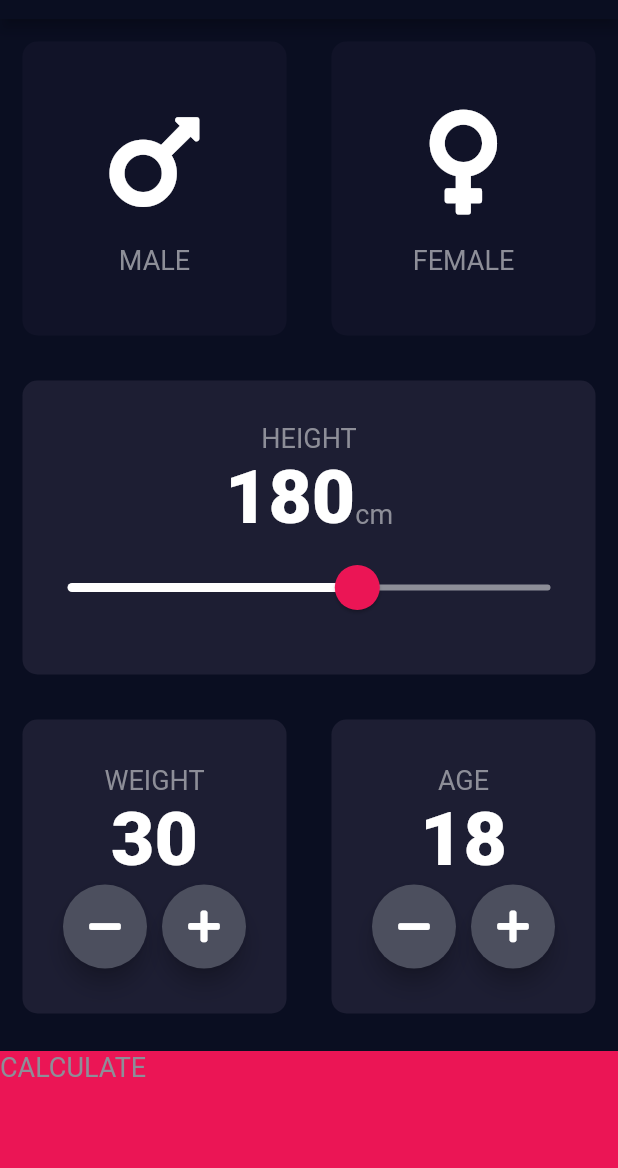
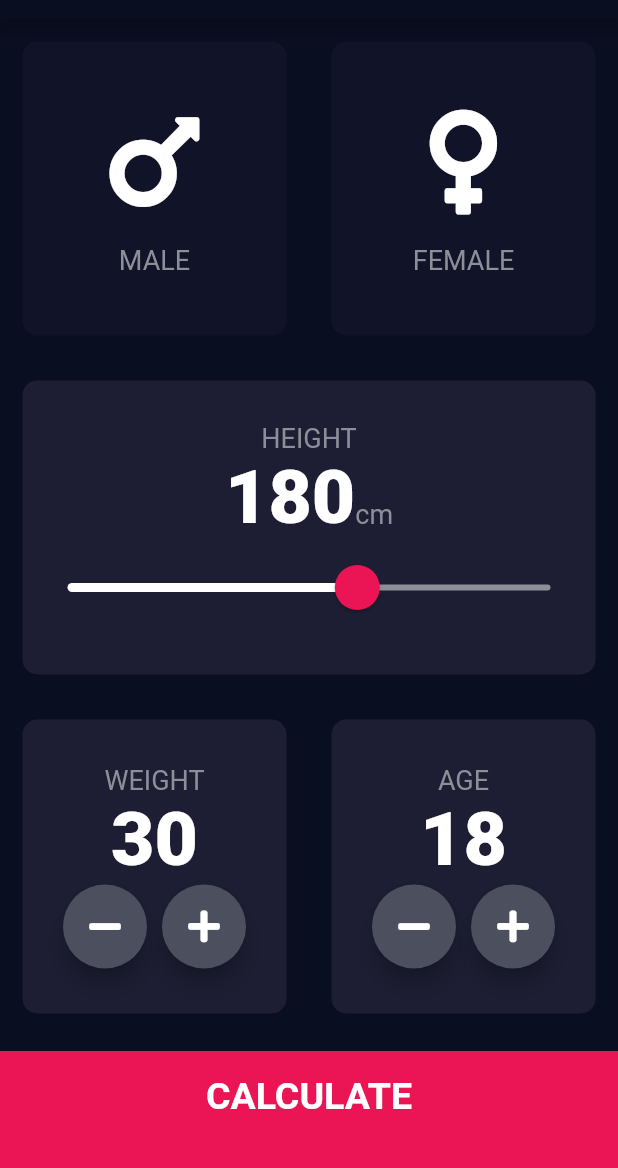
Before and after one commit to MagnificentRimsy/pyramid_pharmacy_app, a Flutter app: the screen it shows after launch, on a phone screen of 412 x 824 dp, the part 65-1233 px from its top. Run offline on Flutter 3.47's test engine with Material 2 defaults, Android fonts, the phone set to English and light mode, and no system bars; our stand-ins replace font_awesome_flutter.

Commit message:
Adding the text style to the calculate button

```diff
--- a/lib/constant.dart
+++ b/lib/constant.dart
@@ -14,3 +14,8 @@ const kNumberTextStyle = TextStyle(
   fontSize: 50.0,
   fontWeight: FontWeight.w900,
 );
+
+const kLargeButtonTextStyle = TextStyle(
+  fontSize: 25.0,
+  fontWeight: FontWeight.bold,
+);
--- a/lib/input_page.dart
+++ b/lib/input_page.dart
@@ -212,14 +212,17 @@ class _InputPageState extends State<InputPage> {
               Navigator.pushNamed(context, '/result');
             },
             child: Container(
-              child: Text(
-                'CALCULATE',
-                style: kLabelStyle,
+              child: Center(
+                child: Text(
+                  'CALCULATE',
+                  style: kLargeButtonTextStyle,
+                ),
               ),
               margin: EdgeInsets.only(top: 10.0),
               color: kBottomContainerColor,
               height: kBottomContainerHeight,
               width: double.infinity,
+              padding: EdgeInsets.only(bottom: 20.0),
             ),
           )
         ],
```
